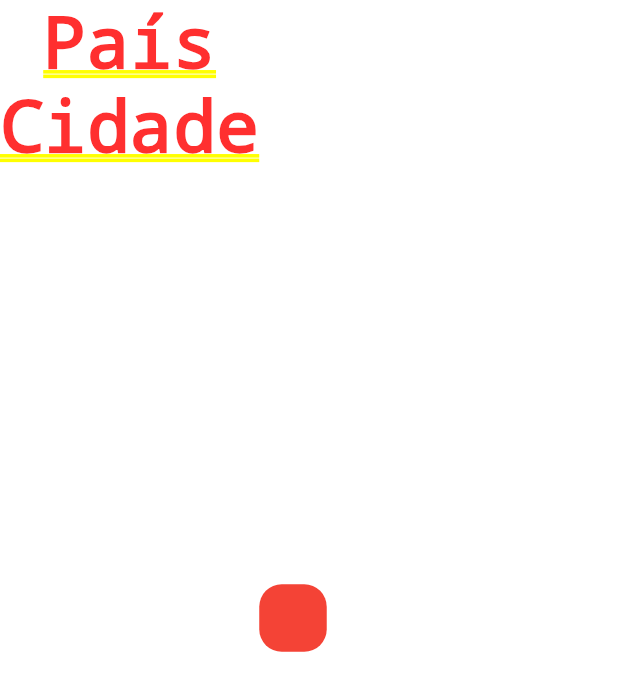
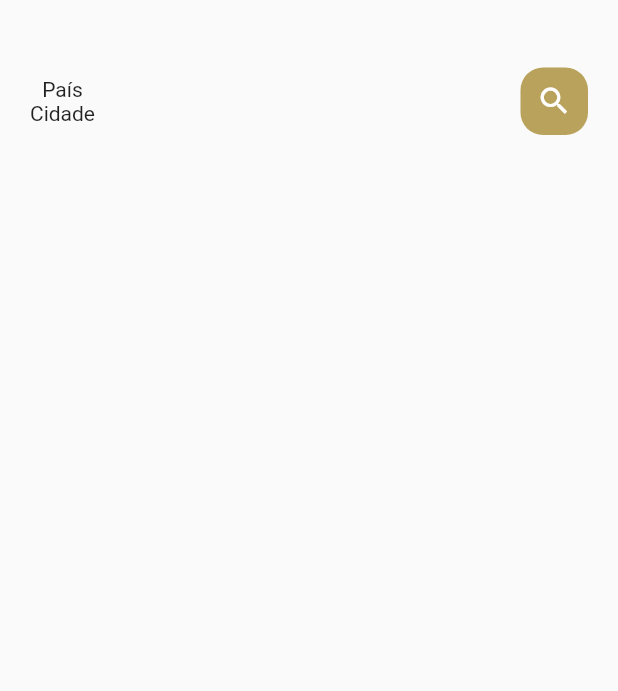
Before and after one commit to jcarloscody/flutter_projeto_ECommerceFood, a Flutter app: the screen it shows after launch, on a phone screen of 412 x 824 dp. Shown: the top 691 px of the screen. Run offline on Flutter 3.47's test engine with Material 2 defaults, Android fonts, the phone set to English and light mode, and no system bars.

Commit message:
widgets, cores, fontes

```diff
--- a/food_e_commerce/lib/home/main_food_page.dart
+++ b/food_e_commerce/lib/home/main_food_page.dart
@@ -1,4 +1,5 @@
 import 'package:flutter/material.dart';
+import 'package:food_e_commerce/utils/colors.dart';
 
 class MainFoodPage extends StatefulWidget {
   const MainFoodPage({Key? key}) : super(key: key);
@@ -10,9 +11,15 @@ class MainFoodPage extends StatefulWidget {
 class _MainFoodPageState extends State<MainFoodPage> {
   @override
   Widget build(BuildContext context) {
-    return Container(
+    return Scaffold(
+        body: Column(
+      children: [
+        Container(
           child: Container(
+            margin: const EdgeInsets.only(top: 45, bottom: 15),
+            padding: const EdgeInsets.only(left: 20, right: 20),
             child: Row(
+              mainAxisAlignment: MainAxisAlignment.spaceBetween,
               children: [
                 Column(
                   children: const [
@@ -20,17 +27,25 @@ class _MainFoodPageState extends State<MainFoodPage> {
                     Text("Cidade"),
                   ],
                 ),
-            Container(
+                Center(
+                  child: Container(
                     width: 45,
                     height: 45,
+                    child: const Icon(
+                      Icons.search,
+                      color: Colors.white,
+                    ),
                     decoration: BoxDecoration(
                       borderRadius: BorderRadius.circular(15),
-                color: Colors.red,
+                      color: AppCores.princCor,
+                    ),
                   ),
                 )
               ],
             ),
           ),
-    );
+        ),
+      ],
+    ));
   }
 }
--- a/food_e_commerce/lib/main.dart
+++ b/food_e_commerce/lib/main.dart
@@ -11,6 +11,7 @@ class MyApp extends StatelessWidget {
   @override
   Widget build(BuildContext context) {
     return MaterialApp(
+      debugShowCheckedModeBanner: false,
       title: 'Flutter Demo',
       theme: ThemeData(
         primarySwatch: Colors.blue,
--- /dev/null
+++ b/food_e_commerce/lib/utils/colors.dart
@@ -0,0 +1,15 @@
+import 'package:flutter/material.dart';
+
+class AppCores {
+  //8:00
+  static final Color textoCor = Color.fromARGB(255, 185, 162, 92);
+  static final Color princCor = Color.fromARGB(255, 185, 162, 92);
+  static final Color iconeCor1 = Color.fromARGB(255, 185, 162, 92);
+  static final Color iconeCor2 = Color.fromARGB(255, 185, 162, 92);
+  static final Color paraCor = Color.fromARGB(255, 185, 162, 92);
+  static final Color botaoBackgroud = Color.fromARGB(255, 185, 162, 92);
+  static final Color sinalCor = Color.fromARGB(255, 185, 162, 92);
+  static final Color tituloCor = Color.fromARGB(255, 185, 162, 92);
+  static final Color prinPretoCor = Color.fromARGB(255, 185, 162, 92);
+  static final Color amareloCor = Color.fromARGB(255, 185, 162, 92);
+}
```
Also changed, not shown: food_e_commerce/lib/widgets/big_text.dart (added, +30 -0 lines), food_e_commerce/assets/font/Roboto-Black.ttf (added), food_e_commerce/assets/font/Roboto-Bold.ttf (added), food_e_commerce/assets/font/Roboto-Medium.ttf (added), food_e_commerce/assets/font/Roboto-Regular.ttf (added). Lines whose indentation alone changed are shown as unchanged.
